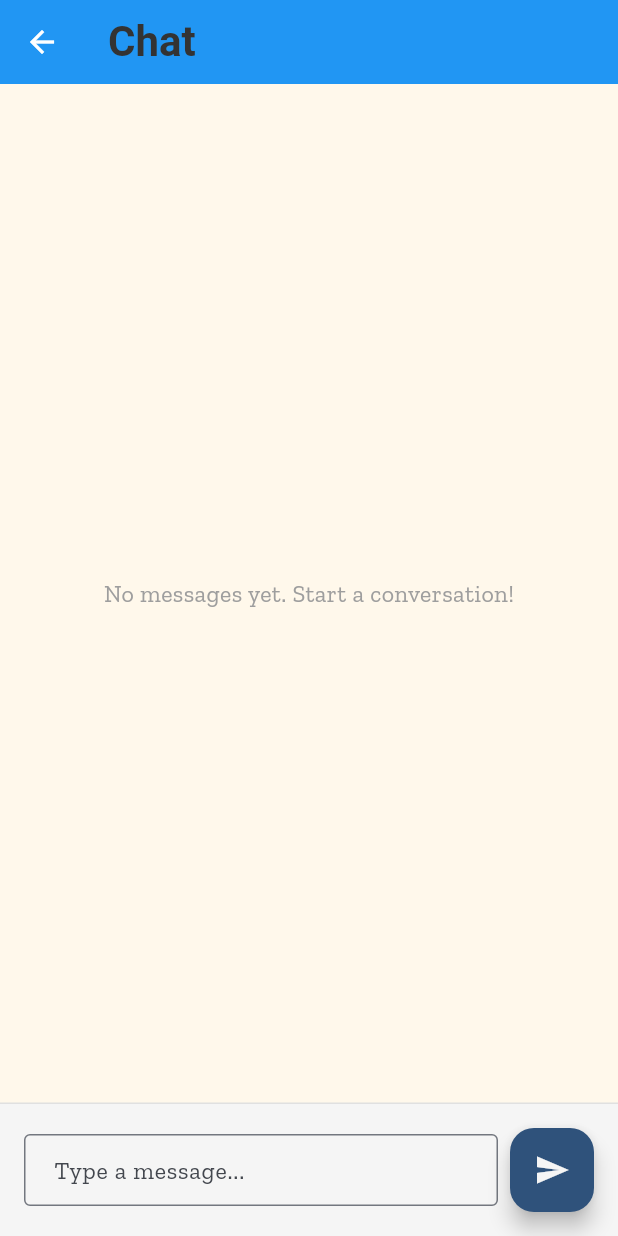
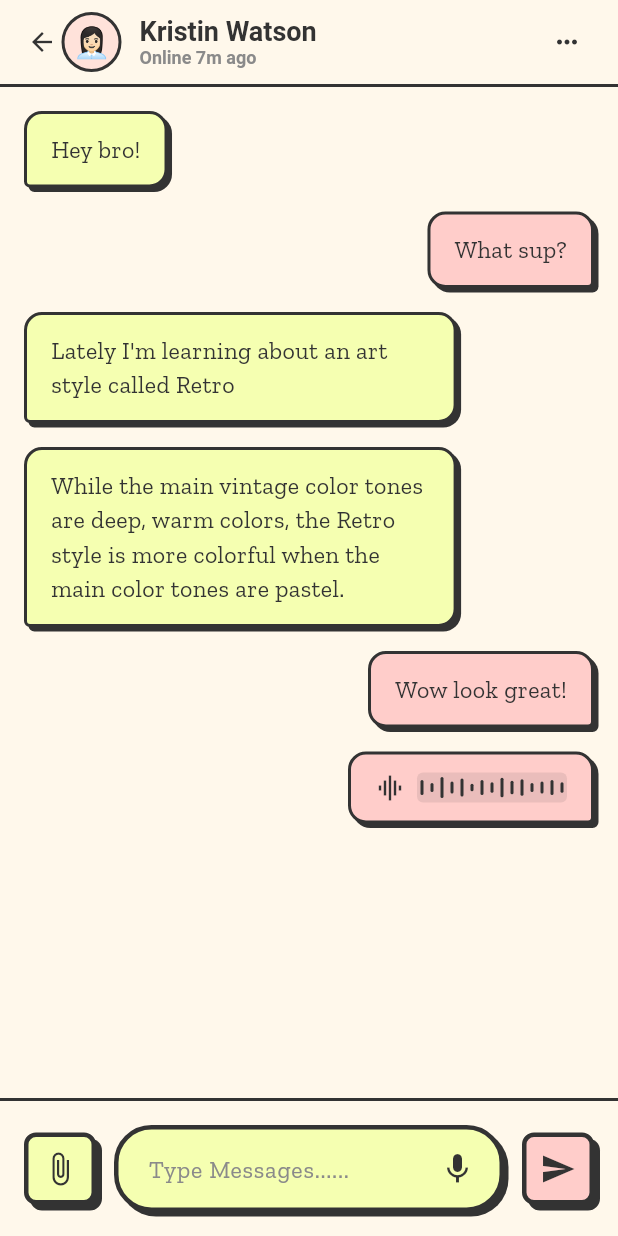
Before and after one commit to kittykat-sudo/GenzChatApp, a Flutter app: the screen it shows after launch, after a tap on "👩🏻‍💼", on a phone screen of 412 x 824 dp. Run offline on Flutter 3.47's test engine with Material 3 defaults, Android fonts, the phone set to English and light mode, and no system bars; our stand-ins replace flutter_riverpod, flutter_svg, go_router; project files that could hold a hidden picture were left out.

Commit message:
feat: add retro button widget and integrate into chat screen and footer; update imports and enhance chat functionality

```diff
--- a/lib/features/auth/presentation/qr_screen.dart
+++ b/lib/features/auth/presentation/qr_screen.dart
@@ -1,8 +1,7 @@
 import 'package:flutter/material.dart';
 import 'package:flutter_svg/flutter_svg.dart';
 import 'package:chat_drop/core/theme/app_colors.dart';
-import 'package:chat_drop/core/theme/app_text_styles.dart';
-import 'package:chat_drop/core/theme/retro_button.dart';
+import 'package:chat_drop/core/widgets/retro_button.dart';
 
 class QRScreen extends StatelessWidget {
   const QRScreen({super.key});
--- a/lib/features/chat/presentation/chat_screen.dart
+++ b/lib/features/chat/presentation/chat_screen.dart
@@ -1,4 +1,8 @@
 import 'package:flutter/material.dart';
+import 'package:chat_drop/core/theme/app_colors.dart';
+import 'package:chat_drop/features/chat/widgets/chat_header_widget.dart';
+import 'package:chat_drop/features/chat/widgets/chat_message_widget.dart';
+import 'package:chat_drop/features/chat/widgets/chat_footer_widget.dart';
 
 class ChatScreen extends StatefulWidget {
   const ChatScreen({super.key});
@@ -9,96 +13,105 @@ class ChatScreen extends StatefulWidget {
 
 class _ChatScreenState extends State<ChatScreen> {
   final TextEditingController _messageController = TextEditingController();
-  final List<String> _messages = [];
+  final ScrollController _scrollController =
+      ScrollController(); // Add ScrollController
+  final List<ChatMessage> _messages = [
+    ChatMessage(text: "Hey bro!", isMe: false),
+    ChatMessage(text: "What sup?", isMe: true),
+    ChatMessage(
+      text: "Lately I'm learning about an art style called Retro",
+      isMe: false,
+    ),
+    ChatMessage(
+      text:
+          "While the main vintage color tones are deep, warm colors, the Retro style is more colorful when the main color tones are pastel.",
+      isMe: false,
+    ),
+    ChatMessage(text: "Wow look great!", isMe: true),
+    ChatMessage(text: "🎵 [Voice message]", isMe: true, isVoice: true),
+  ];
 
   @override
   void dispose() {
     _messageController.dispose();
+    _scrollController.dispose(); // Don't forget to dispose ScrollController
     super.dispose();
   }
 
   void _sendMessage() {
     if (_messageController.text.trim().isNotEmpty) {
       setState(() {
-        _messages.add(_messageController.text.trim());
+        _messages.add(
+          ChatMessage(text: _messageController.text.trim(), isMe: true),
+        );
         _messageController.clear();
       });
+
+      // Auto-scroll to bottom after adding new message
+      _scrollToBottom();
     }
+  }
+
+  void _scrollToBottom() {
+    // Add a small delay to ensure the ListView has updated
+    WidgetsBinding.instance.addPostFrameCallback((_) {
+      if (_scrollController.hasClients) {
+        _scrollController.animateTo(
+          _scrollController.position.maxScrollExtent,
+          duration: const Duration(milliseconds: 300),
+          curve: Curves.easeOut,
+        );
+      }
+    });
+  }
+
+  void _handleAttachment() {
+    // Implement attachment functionality
+    print('Attachment pressed');
+  }
+
+  void _handleMicrophone() {
+    // Implement voice recording functionality
+    print('Microphone pressed');
+  }
+
+  void _handleMenu() {
+    // Implement menu functionality
+    print('Menu pressed');
   }
 
   @override
   Widget build(BuildContext context) {
     return Scaffold(
-      appBar: AppBar(
-        title: const Text('Chat'),
-        backgroundColor: Colors.blue,
-        foregroundColor: Colors.white,
+      backgroundColor: AppColors.background,
+      appBar: ChatHeaderWidget(
+        userName: 'Kristin Watson',
+        lastSeen: 'Online 7m ago',
+        avatarEmoji: '👩🏻‍💼',
+        onMenuPressed: _handleMenu,
       ),
       body: Column(
         children: [
+          // Divider
+          Container(height: 2, color: AppColors.border),
           // Messages list
           Expanded(
-            child: _messages.isEmpty
-                ? const Center(
-                    child: Text(
-                      'No messages yet. Start a conversation!',
-                      style: TextStyle(
-                        fontSize: 16,
-                        color: Colors.grey,
-                      ),
-                    ),
-                  )
-                : ListView.builder(
-                    padding: const EdgeInsets.all(16),
-                    itemCount: _messages.length,
-                    itemBuilder: (context, index) {
-                      return Container(
-                        margin: const EdgeInsets.only(bottom: 8),
-                        padding: const EdgeInsets.all(12),
-                        decoration: BoxDecoration(
-                          color: Colors.blue.shade100,
-                          borderRadius: BorderRadius.circular(12),
-                        ),
-                        child: Text(
-                          _messages[index],
-                          style: const TextStyle(fontSize: 16),
-                        ),
-                      );
-                    },
-                  ),
+            child: ListView.builder(
+              controller: _scrollController, // Add controller to ListView
+              padding: const EdgeInsets.all(16),
+              itemCount: _messages.length,
+              itemBuilder: (context, index) {
+                final message = _messages[index];
+                return ChatMessageWidget(message: message);
+              },
+            ),
           ),
-          // Message input
-          Container(
-            padding: const EdgeInsets.all(16),
-            decoration: BoxDecoration(
-              color: Colors.grey.shade100,
-              border: Border(
-                top: BorderSide(color: Colors.grey.shade300),
-              ),
-            ),
-            child: Row(
-              children: [
-                Expanded(
-                  child: TextField(
-                    controller: _messageController,
-                    decoration: const InputDecoration(
-                      hintText: 'Type a message...',
-                      border: OutlineInputBorder(),
-                      contentPadding: EdgeInsets.symmetric(
-                        horizontal: 16,
-                        vertical: 12,
-                      ),
-                    ),
-                    onSubmitted: (_) => _sendMessage(),
-                  ),
-                ),
-                const SizedBox(width: 8),
-                FloatingActionButton(
-                  onPressed: _sendMessage,
-                  child: const Icon(Icons.send),
-                ),
-              ],
-            ),
+          // Message input footer
+          ChatFooterWidget(
+            messageController: _messageController,
+            onSendMessage: _sendMessage,
+            onAttachmentPressed: _handleAttachment,
+            onMicPressed: _handleMicrophone,
           ),
         ],
       ),
--- /dev/null
+++ b/lib/features/chat/widgets/chat_footer_widget.dart
@@ -0,0 +1,114 @@
+import 'package:flutter/material.dart';
+import 'package:chat_drop/core/theme/app_colors.dart';
+import 'package:chat_drop/core/widgets/retro_button.dart';
+
+class ChatFooterWidget extends StatelessWidget {
+  final TextEditingController messageController;
+  final VoidCallback onSendMessage;
+  final VoidCallback? onAttachmentPressed;
+  final VoidCallback? onMicPressed;
+
+  const ChatFooterWidget({
+    super.key,
+    required this.messageController,
+    required this.onSendMessage,
+    this.onAttachmentPressed,
+    this.onMicPressed,
+  });
+
+  @override
+  Widget build(BuildContext context) {
+    return Container(
+      padding: const EdgeInsets.all(16),
+      decoration: BoxDecoration(
+        color: AppColors.background,
+        border: Border(top: BorderSide(color: AppColors.border, width: 2)),
+      ),
+      child: Row(
+        children: [
+          // Attachment button
+          RetroButton(
+            text: '',
+            icon: Icons.attach_file,
+            onPressed: onAttachmentPressed ?? () {},
+            backgroundColor: AppColors.primaryYellow,
+            width: 48,
+            height: 48,
+          ),
+          const SizedBox(width: 12),
+          // Message input field
+          Expanded(
+            child: Container(
+              decoration: BoxDecoration(
+                color: AppColors.primaryYellow,
+                borderRadius: BorderRadius.circular(25),
+                border: Border.all(color: AppColors.border, width: 3),
+                boxShadow: [
+                  BoxShadow(
+                    color: AppColors.border,
+                    offset: const Offset(3, 3),
+                    blurRadius: 0,
+                    spreadRadius: 0,
+                  ),
+                ],
+              ),
+              child: Row(
+                children: [
+                  Expanded(
+                    child: TextField(
+                      controller: messageController,
+                      style: const TextStyle(
+                        color: AppColors.textDark,
+                        fontFamily: "ZillaSlab",
+                        fontSize: 16,
+                      ),
+                      decoration: const InputDecoration(
+                        hintText: 'Type Messages......',
+                        hintStyle: TextStyle(
+                          color: AppColors.textGrey,
+                          fontFamily: "ZillaSlab",
+                          fontSize: 16,
+                        ),
+                        border: InputBorder.none,
+                        contentPadding: EdgeInsets.symmetric(
+                          horizontal: 20,
+                          vertical: 14,
+                        ),
+                      ),
+                      onSubmitted: (_) => onSendMessage(),
+                    ),
+                  ),
+                  // Microphone button
+                  Container(
+                    margin: const EdgeInsets.only(right: 8),
+                    child: InkWell(
+                      onTap: onMicPressed,
+                      child: Container(
+                        padding: const EdgeInsets.all(8),
+                        child: const Icon(
+                          Icons.mic,
+                          color: AppColors.textDark,
+                          size: 24,
+                        ),
+                      ),
+                    ),
+                  ),
+                ],
+              ),
+            ),
+          ),
+          const SizedBox(width: 12),
+          // Send button
+          RetroButton(
+            text: '',
+            icon: Icons.send,
+            onPressed: onSendMessage,
+            backgroundColor: AppColors.accentPink,
+            width: 48,
+            height: 48,
+          ),
+        ],
+      ),
+    );
+  }
+}
--- /dev/null
+++ b/lib/features/chat/widgets/chat_header_widget.dart
@@ -0,0 +1,90 @@
+import 'package:flutter/material.dart';
+import 'package:chat_drop/core/theme/app_colors.dart';
+
+class ChatHeaderWidget extends StatelessWidget implements PreferredSizeWidget {
+  final String userName;
+  final String lastSeen;
+  final String avatarEmoji;
+  final VoidCallback? onBackPressed;
+  final VoidCallback? onMenuPressed;
+
+  const ChatHeaderWidget({
+    super.key,
+    required this.userName,
+    required this.lastSeen,
+    required this.avatarEmoji,
+    this.onBackPressed,
+    this.onMenuPressed,
+  });
+
+  @override
+  Widget build(BuildContext context) {
+    return AppBar(
+      backgroundColor: AppColors.background,
+      elevation: 0,
+      titleSpacing: -15,
+      leading: IconButton(
+        icon: Container(
+          padding: const EdgeInsets.all(8),
+          child: const Icon(
+            Icons.arrow_back,
+            color: AppColors.textDark,
+            size: 20,
+          ),
+        ),
+        onPressed: onBackPressed ?? () => Navigator.pop(context),
+      ),
+      title: Row(
+        children: [
+          Container(
+            width: 40,
+            height: 40,
+            decoration: BoxDecoration(
+              color: AppColors.accentPink.withOpacity(0.5),
+              shape: BoxShape.circle,
+              border: Border.all(color: AppColors.border, width: 2),
+            ),
+            child: Center(
+              child: Text(avatarEmoji, style: const TextStyle(fontSize: 20)),
+            ),
+          ),
+          const SizedBox(width: 12),
+          Column(
+            crossAxisAlignment: CrossAxisAlignment.start,
+            children: [
+              Text(
+                userName,
+                style: const TextStyle(
+                  fontSize: 18,
+                  fontWeight: FontWeight.bold,
+                  color: AppColors.textDark,
+                ),
+              ),
+              Text(
+                lastSeen,
+                style: const TextStyle(fontSize: 12, color: AppColors.textGrey),
+              ),
+            ],
+          ),
+        ],
+      ),
+      actions: [
+        Container(
+          margin: const EdgeInsets.only(right: 16),
+          padding: const EdgeInsets.all(8),
+          child: InkWell(
+            onTap: onMenuPressed,
+            child: const Icon(
+              Icons.more_horiz,
+              color: AppColors.textDark,
+              size: 20,
+            ),
+          ),
+        ),
+      ],
+    );
+  }
+
+  @override
+  Size get preferredSize => const Size.fromHeight(kToolbarHeight);
+}
--- /dev/null
+++ b/lib/features/chat/widgets/chat_message_widget.dart
@@ -0,0 +1,126 @@
+import 'package:flutter/material.dart';
+import 'package:chat_drop/core/theme/app_colors.dart';
+
+class ChatMessageWidget extends StatelessWidget {
+  final ChatMessage message;
+
+  const ChatMessageWidget({super.key, required this.message});
+
+  @override
+  Widget build(BuildContext context) {
+    return Container(
+      margin: const EdgeInsets.only(bottom: 16),
+      child: Row(
+        mainAxisAlignment:
+            message.isMe ? MainAxisAlignment.end : MainAxisAlignment.start,
+        children: [
+          if (!message.isMe) const SizedBox(width: 0),
+          ConstrainedBox(
+            constraints: BoxConstraints(
+              maxWidth: MediaQuery.of(context).size.width * 0.7,
+              minWidth: 60,
+            ),
+            child: Container(
+              padding: const EdgeInsets.symmetric(horizontal: 16, vertical: 12),
+              decoration: BoxDecoration(
+                color:
+                    message.isMe
+                        ? AppColors.accentPink
+                        : AppColors.primaryYellow,
+                borderRadius: BorderRadius.only(
+                  topLeft: const Radius.circular(12),
+                  topRight: const Radius.circular(12),
+                  bottomLeft:
+                      message.isMe
+                          ? const Radius.circular(12)
+                          : const Radius.circular(4),
+                  bottomRight:
+                      message.isMe
+                          ? const Radius.circular(4)
+                          : const Radius.circular(12),
+                ),
+                border: Border.all(color: AppColors.border, width: 2),
+                boxShadow: [
+                  BoxShadow(
+                    color: AppColors.border,
+                    offset: const Offset(3, 3),
+                    blurRadius: 0,
+                    spreadRadius: 0,
+                  ),
+                ],
+              ),
+              child:
+                  message.isVoice ? _buildVoiceMessage() : _buildTextMessage(),
+            ),
+          ),
+          if (message.isMe) const SizedBox(width: 0),
+        ],
+      ),
+    );
+  }
+
+  Widget _buildVoiceMessage() {
+    return Row(
+      mainAxisSize: MainAxisSize.min,
+      children: [
+        const Icon(Icons.graphic_eq, color: AppColors.textDark, size: 20),
+        const SizedBox(width: 8),
+        Container(
+          width: 100,
+          height: 20,
+          decoration: BoxDecoration(
+            color: AppColors.textDark.withOpacity(0.1),
+            borderRadius: BorderRadius.circular(4),
+          ),
+          child: CustomPaint(painter: VoiceWavePainter()),
+        ),
+      ],
+    );
+  }
+
+  Widget _buildTextMessage() {
+    return Text(
+      message.text,
+      style: const TextStyle(
+        fontSize: 16,
+        color: AppColors.textDark,
+        fontFamily: "ZillaSlab",
+      ),
+    );
+  }
+}
+
+class ChatMessage {
+  final String text;
+  final bool isMe;
+  final bool isVoice;
+
+  ChatMessage({required this.text, required this.isMe, this.isVoice = false});
+}
+
+class VoiceWavePainter extends CustomPainter {
+  @override
+  void paint(Canvas canvas, Size size) {
+    final paint =
+        Paint()
+          ..color = AppColors.textDark
+          ..strokeWidth = 2
+          ..strokeCap = StrokeCap.round;
+
+    final heights = [8, 4, 12, 6, 10, 3, 8, 5, 11, 7, 9, 4, 6, 8, 5];
+    final spacing = size.width / heights.length;
+
+    for (int i = 0; i < heights.length; i++) {
+      final x = i * spacing + spacing / 2;
+      final height = heights[i].toDouble();
+      canvas.drawLine(
+        Offset(x, (size.height - height) / 2),
+        Offset(x, (size.height + height) / 2),
+        paint,
+      );
+    }
+  }
+
+  @override
+  bool shouldRepaint(covariant CustomPainter oldDelegate) => false;
+}
--- a/lib/features/home/widgets/contact_card_widget.dart
+++ b/lib/features/home/widgets/contact_card_widget.dart
@@ -26,13 +26,6 @@ class ContactCard extends StatelessWidget {
   Widget build(BuildContext context) {
     return Container(
       margin: const EdgeInsets.symmetric(horizontal: 20.0, vertical: 4.0),
-      decoration: BoxDecoration(
-        color:
-            unreadCount != null
-                ? AppColors.primaryYellow.withOpacity(0.3)
-                : Colors.transparent,
-        borderRadius: BorderRadius.circular(8),
-      ),
       child: Material(
         color: Colors.transparent,
         child: InkWell(
--- a/lib/features/home/widgets/contact_list_widget.dart
+++ b/lib/features/home/widgets/contact_list_widget.dart
@@ -1,6 +1,4 @@
 import 'package:flutter/material.dart';
-import 'package:go_router/go_router.dart';
-import 'package:chat_drop/core/theme/app_colors.dart';
 import 'package:chat_drop/core/theme/app_text_styles.dart';
 import 'package:chat_drop/features/home/widgets/contact_card_widget.dart';
 
@@ -13,16 +11,12 @@ class ContactListWidget extends StatelessWidget {
       child: Column(
         crossAxisAlignment: CrossAxisAlignment.start,
         children: [
-
           const SizedBox(height: 24),
 
           // Friends Section
           const Padding(
             padding: EdgeInsets.symmetric(horizontal: 20.0),
-            child: Text(
-              'Friends',
-              style: AppTextStyles.subHeading,
-            ),
+            child: Text('Friends', style: AppTextStyles.subHeading),
           ),
 
           const SizedBox(height: 16),
@@ -74,9 +68,22 @@ class ContactListWidget extends StatelessWidget {
                   isOnline: false,
                   isRead: true,
                 ),
+                ContactCard(
+                  name: 'Dianne Russell',
+                  message: 'Speaking of which, I saw an art e...',
+                  avatar: '👩🏻‍🎤',
+                  isOnline: false,
+                  isRead: true,
+                ),
+                ContactCard(
+                  name: 'Dianne Russell',
+                  message: 'Speaking of which, I saw an art e...',
+                  avatar: '👩🏻‍🎤',
+                  isOnline: false,
+                  isRead: true,
+                ),
 
                 const SizedBox(height: 16),
-
               ],
             ),
           ),
--- a/lib/features/home/widgets/header_widget.dart
+++ b/lib/features/home/widgets/header_widget.dart
@@ -3,7 +3,7 @@ import 'package:flutter_svg/flutter_svg.dart';
 import 'package:go_router/go_router.dart';
 import 'package:chat_drop/core/theme/app_colors.dart';
 import 'package:chat_drop/core/theme/app_text_styles.dart';
-import 'package:chat_drop/core/theme/retro_button.dart';
+import 'package:chat_drop/core/widgets/retro_button.dart';
 
 class HeaderWidget extends StatelessWidget {
   const HeaderWidget({super.key});
```
Also changed, not shown: assets/images/Music 10.jpg (added), assets/images/Music 9.jpg (added), lib/core/widgets/retro_button.dart (renamed from lib/core/theme/retro_button.dart).
